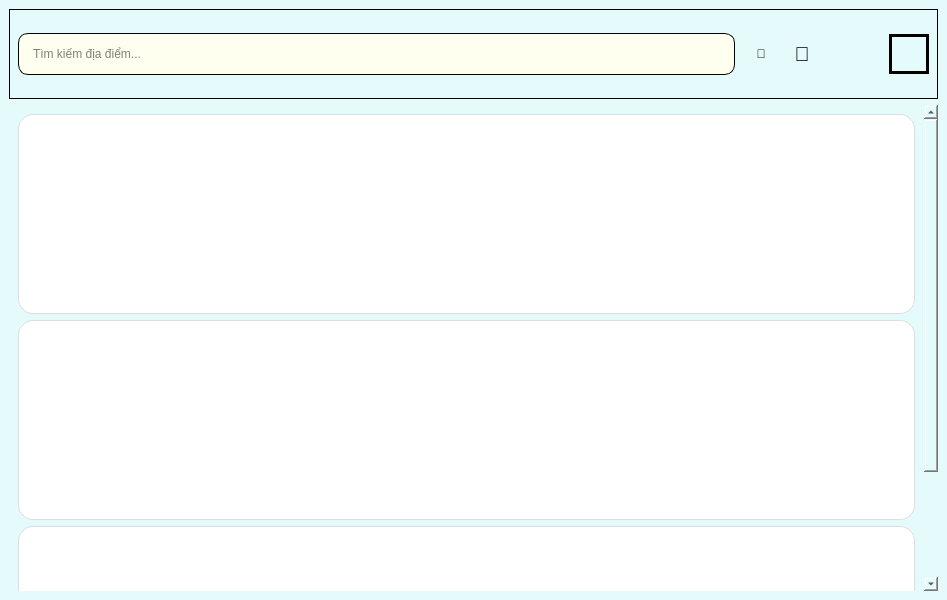
Before: the Qt Designer form MAIN PROJECT/BACKENDWORK/menuPage.ui in dhqkhanh2430/ScrollTravel-PROJECT, drawn with Qt 5.
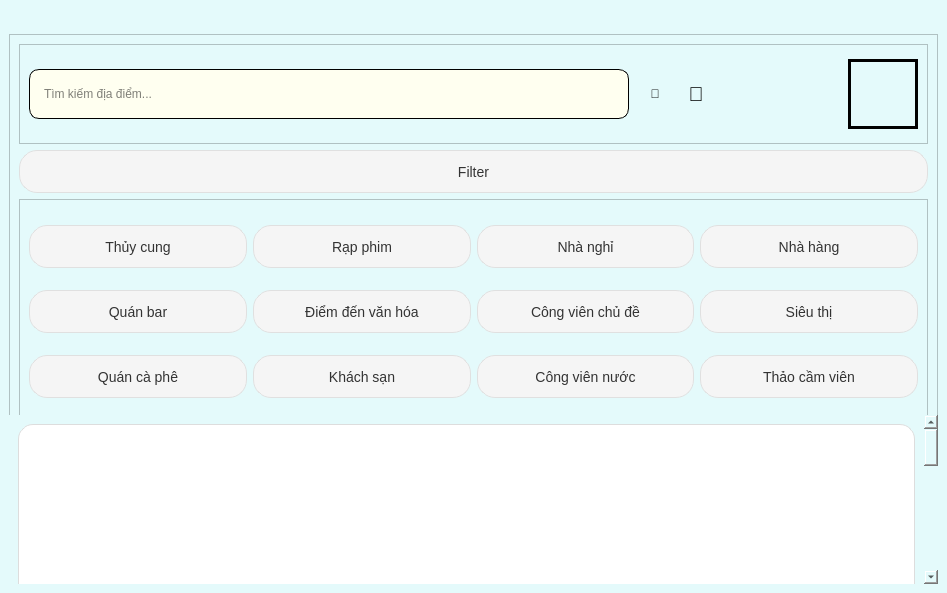
After: the same form once the commit is applied. Icons and pictures are not drawn.

What changed in the file:
```diff
--- a/MAIN PROJECT/BACKENDWORK/menuPage.ui
+++ b/MAIN PROJECT/BACKENDWORK/menuPage.ui
@@ -7,7 +7,7 @@
     <x>0</x>
     <y>0</y>
     <width>947</width>
-    <height>600</height>
+    <height>593</height>
    </rect>
   </property>
   <property name="windowTitle">
@@ -17,40 +17,67 @@
    <string notr="true">background-color: rgb(228, 250, 251);</string>
   </property>
   <widget class="QWidget" name="centralwidget">
+   <layout class="QVBoxLayout" name="verticalLayout_3">
+    <item>
+     <widget class="QFrame" name="frame_2">
+      <property name="minimumSize">
+       <size>
+        <width>500</width>
+        <height>400</height>
+       </size>
+      </property>
+      <property name="maximumSize">
+       <size>
+        <width>1920</width>
+        <height>350</height>
+       </size>
+      </property>
+      <property name="frameShape">
+       <enum>QFrame::StyledPanel</enum>
+      </property>
+      <property name="frameShadow">
+       <enum>QFrame::Raised</enum>
+      </property>
    <layout class="QVBoxLayout" name="verticalLayout">
     <item>
-     <widget class="QWidget" name="mainHeader" native="true">
+        <widget class="QFrame" name="frame">
       <property name="minimumSize">
        <size>
         <width>500</width>
-        <height>90</height>
+           <height>100</height>
        </size>
       </property>
       <property name="maximumSize">
        <size>
-        <width>1920</width>
-        <height>90</height>
-       </size>
-      </property>
-      <property name="baseSize">
-       <size>
-        <width>1920</width>
-        <height>90</height>
-       </size>
-      </property>
-      <property name="styleSheet">
-       <string notr="true">QWidget#mainHeader{
-	bordor-color: ffffff;
-	border: 1px solid;
-}</string>
-      </property>
-      <layout class="QHBoxLayout" name="horizontalLayout_2">
+           <width>16777215</width>
+           <height>100</height>
+          </size>
+         </property>
+         <property name="frameShape">
+          <enum>QFrame::StyledPanel</enum>
+         </property>
+         <property name="frameShadow">
+          <enum>QFrame::Raised</enum>
+         </property>
+         <layout class="QHBoxLayout" name="horizontalLayout_3">
        <item>
         <widget class="QLineEdit" name="searchINPUT">
+            <property name="sizePolicy">
+             <sizepolicy hsizetype="Expanding" vsizetype="Ignored">
+              <horstretch>0</horstretch>
+              <verstretch>0</verstretch>
+             </sizepolicy>
+            </property>
          <property name="minimumSize">
           <size>
-           <width>200</width>
-           <height>20</height>
+              <width>600</width>
+              <height>50</height>
+             </size>
+            </property>
+            <property name="maximumSize">
+             <size>
+              <width>1000</width>
+              <height>50</height>
           </size>
          </property>
          <property name="baseSize">
@@ -150,49 +177,30 @@
         </widget>
        </item>
        <item>
-        <widget class="QPushButton" name="favoriteBtn">
-         <property name="minimumSize">
-          <size>
-           <width>50</width>
-           <height>50</height>
-          </size>
-         </property>
-         <property name="maximumSize">
+           <spacer name="horizontalSpacer">
+            <property name="orientation">
+             <enum>Qt::Horizontal</enum>
+            </property>
+            <property name="sizeHint" stdset="0">
           <size>
-           <width>50</width>
-           <height>50</height>
-          </size>
-         </property>
-         <property name="styleSheet">
-          <string notr="true">QPushButton#favoriteBtn{
-	border-image: url(../ASSETS/addToFavoritePlaces/lovebutton.jpg) 0 0 0 0 stretch stretch;
-	border: 1px solid transparent;
-	margin-left: 10px;
-	margin-right: 10px;
-}
-
-QPushButton#favoriteBtn:hover {
-    border: 2px solid #ff6b6b; 
-    border-radius: 5px;
-}</string>
-         </property>
-         <property name="text">
-          <string/>
-         </property>
-        </widget>
+              <width>40</width>
+              <height>20</height>
+             </size>
+            </property>
+           </spacer>
        </item>
        <item>
         <widget class="QPushButton" name="profileBtn">
          <property name="minimumSize">
           <size>
-           <width>40</width>
-           <height>40</height>
+              <width>70</width>
+              <height>70</height>
           </size>
          </property>
          <property name="maximumSize">
           <size>
-           <width>40</width>
-           <height>40</height>
+              <width>70</width>
+              <height>70</height>
           </size>
          </property>
          <property name="styleSheet">
@@ -214,6 +222,236 @@
      </widget>
     </item>
     <item>
+        <widget class="QPushButton" name="filterBtn">
+         <property name="styleSheet">
+          <string notr="true">QPushButton#filterBtn {
+    font-family: &quot;Segoe UI&quot;, sans-serif;
+    font-size: 14px;
+    
+    background-color: #f5f5f5;   
+    color: #333333;              
+    
+    border: 1px solid #e0e0e0;   
+    border-radius: 18px; 
+    
+    padding: 8px 16px;   
+    min-height: 25px;    
+    min-width: 80px;    
+}
+ QPushButton#filterBtn:hover {
+    background-color: #e6e6e6;
+    border-color: #bcbcbc;
+}
+
+
+QPushButton#filterBtn:checked {
+    background-color: #00aaff;   
+    color: white;                
+    border: 1px solid #00aaff;
+    font-weight: bold;
+}
+
+
+QPushButton#filterBtn:pressed {
+    background-color: #0088cc;
+}</string>
+         </property>
+         <property name="text">
+          <string>Filter</string>
+         </property>
+         <property name="checkable">
+          <bool>true</bool>
+         </property>
+        </widget>
+       </item>
+       <item>
+        <widget class="QFrame" name="filterContainer">
+         <property name="sizePolicy">
+          <sizepolicy hsizetype="Minimum" vsizetype="Minimum">
+           <horstretch>0</horstretch>
+           <verstretch>0</verstretch>
+          </sizepolicy>
+         </property>
+         <property name="minimumSize">
+          <size>
+           <width>500</width>
+           <height>150</height>
+          </size>
+         </property>
+         <property name="styleSheet">
+          <string notr="true">
+#filterContainer QPushButton {
+    font-family: &quot;Segoe UI&quot;, sans-serif;
+    font-size: 14px;
+    
+    background-color: #f5f5f5;   
+    color: #333333;              
+    
+    border: 1px solid #e0e0e0;   
+    border-radius: 18px; 
+    
+    padding: 8px 16px;   
+    min-height: 25px;    
+    min-width: 80px;    
+}
+
+
+#filterContainer QPushButton:hover {
+    background-color: #e6e6e6;
+    border-color: #bcbcbc;
+}
+
+
+#filterContainer QPushButton:checked {
+    background-color: #00aaff;   
+    color: white;                
+    border: 1px solid #00aaff;
+    font-weight: bold;
+}
+
+
+#filterContainer QPushButton:pressed {
+    background-color: #0088cc;
+}</string>
+         </property>
+         <property name="frameShape">
+          <enum>QFrame::StyledPanel</enum>
+         </property>
+         <property name="frameShadow">
+          <enum>QFrame::Raised</enum>
+         </property>
+         <layout class="QHBoxLayout" name="horizontalLayout_2">
+          <item>
+           <layout class="QGridLayout" name="gridLayout">
+            <item row="0" column="1">
+             <widget class="QPushButton" name="cinemaBtn">
+              <property name="text">
+               <string>Rạp phim</string>
+              </property>
+              <property name="checkable">
+               <bool>true</bool>
+              </property>
+             </widget>
+            </item>
+            <item row="0" column="4">
+             <widget class="QPushButton" name="restaurantBtn">
+              <property name="text">
+               <string>Nhà hàng</string>
+              </property>
+              <property name="checkable">
+               <bool>true</bool>
+              </property>
+             </widget>
+            </item>
+            <item row="1" column="0">
+             <widget class="QPushButton" name="barBtn">
+              <property name="text">
+               <string>Quán bar</string>
+              </property>
+              <property name="checkable">
+               <bool>true</bool>
+              </property>
+             </widget>
+            </item>
+            <item row="1" column="1">
+             <widget class="QPushButton" name="cultureBtn">
+              <property name="text">
+               <string>Điểm đến văn hóa</string>
+              </property>
+              <property name="checkable">
+               <bool>true</bool>
+              </property>
+             </widget>
+            </item>
+            <item row="1" column="2">
+             <widget class="QPushButton" name="themeParkBtn">
+              <property name="text">
+               <string>Công viên chủ đề</string>
+              </property>
+              <property name="checkable">
+               <bool>true</bool>
+              </property>
+             </widget>
+            </item>
+            <item row="0" column="2">
+             <widget class="QPushButton" name="motelBtn">
+              <property name="text">
+               <string>Nhà nghỉ</string>
+              </property>
+              <property name="checkable">
+               <bool>true</bool>
+              </property>
+             </widget>
+            </item>
+            <item row="2" column="0">
+             <widget class="QPushButton" name="cafeBtn">
+              <property name="text">
+               <string>Quán cà phê</string>
+              </property>
+              <property name="checkable">
+               <bool>true</bool>
+              </property>
+             </widget>
+            </item>
+            <item row="2" column="1">
+             <widget class="QPushButton" name="hoetelBtn">
+              <property name="text">
+               <string>Khách sạn</string>
+              </property>
+              <property name="checkable">
+               <bool>true</bool>
+              </property>
+             </widget>
+            </item>
+            <item row="2" column="2">
+             <widget class="QPushButton" name="waterParkBtn">
+              <property name="text">
+               <string>Công viên nước</string>
+              </property>
+              <property name="checkable">
+               <bool>true</bool>
+              </property>
+             </widget>
+            </item>
+            <item row="0" column="0">
+             <widget class="QPushButton" name="aquariumBtn">
+              <property name="text">
+               <string>Thủy cung</string>
+              </property>
+              <property name="checkable">
+               <bool>true</bool>
+              </property>
+             </widget>
+            </item>
+            <item row="1" column="4">
+             <widget class="QPushButton" name="supermarketBtn">
+              <property name="text">
+               <string>Siêu thị</string>
+              </property>
+              <property name="checkable">
+               <bool>true</bool>
+              </property>
+             </widget>
+            </item>
+            <item row="2" column="4">
+             <widget class="QPushButton" name="zooBtn">
+              <property name="text">
+               <string>Thảo cầm viên</string>
+              </property>
+              <property name="checkable">
+               <bool>true</bool>
+              </property>
+             </widget>
+            </item>
+           </layout>
+          </item>
+         </layout>
+        </widget>
+       </item>
+      </layout>
+     </widget>
+    </item>
+    <item>
      <widget class="QScrollArea" name="scrollArea">
       <property name="frameShape">
        <enum>QFrame::NoFrame</enum>
@@ -226,7 +464,7 @@
         <rect>
          <x>0</x>
          <y>0</y>
-         <width>916</width>
+         <width>912</width>
          <height>630</height>
         </rect>
        </property>
```
Lines whose indentation alone changed are shown as unchanged.
